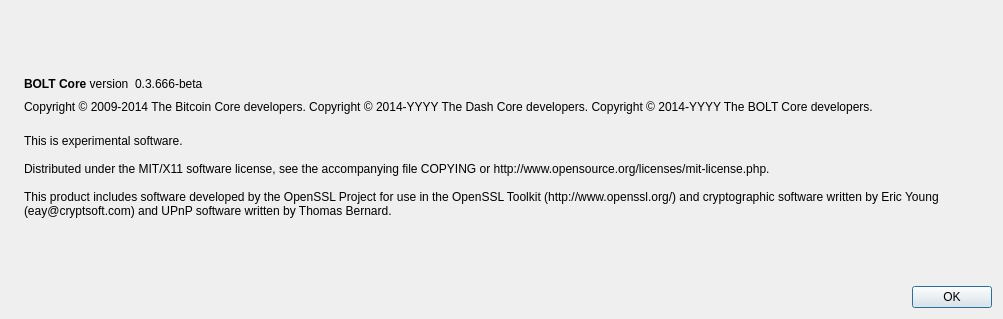
This is src/qt/forms/aboutdialog.ui in bolt-currency/BOLT as Qt 5 draws it before an edit. The edited form follows.
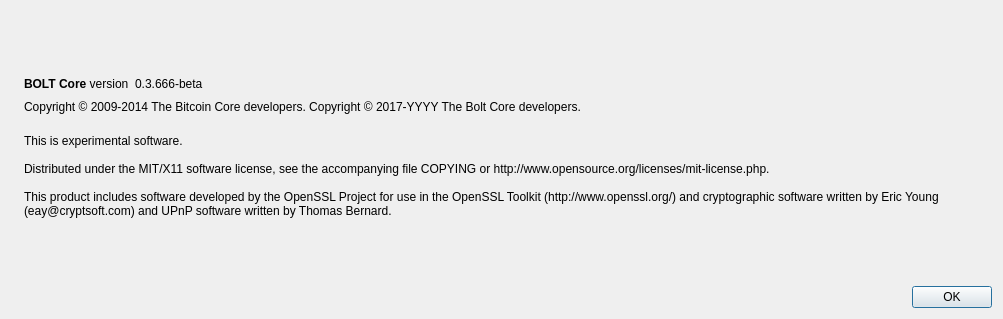
This is the edited form. Icons and pictures are not drawn.

The edit to the form file:
```diff
--- a/src/qt/forms/aboutdialog.ui
+++ b/src/qt/forms/aboutdialog.ui
@@ -113,8 +113,7 @@
        </property>
        <property name="text">
         <string>Copyright &amp;copy; 2009-2014 The Bitcoin Core developers.
-Copyright &amp;copy; 2014-YYYY The Dash Core developers.
-Copyright &amp;copy; 2014-YYYY The BOLT Core developers.</string>
+Copyright &amp;copy; 2017-YYYY The Bolt Core developers.</string>
        </property>
        <property name="textFormat">
         <enum>Qt::RichText</enum>
```
